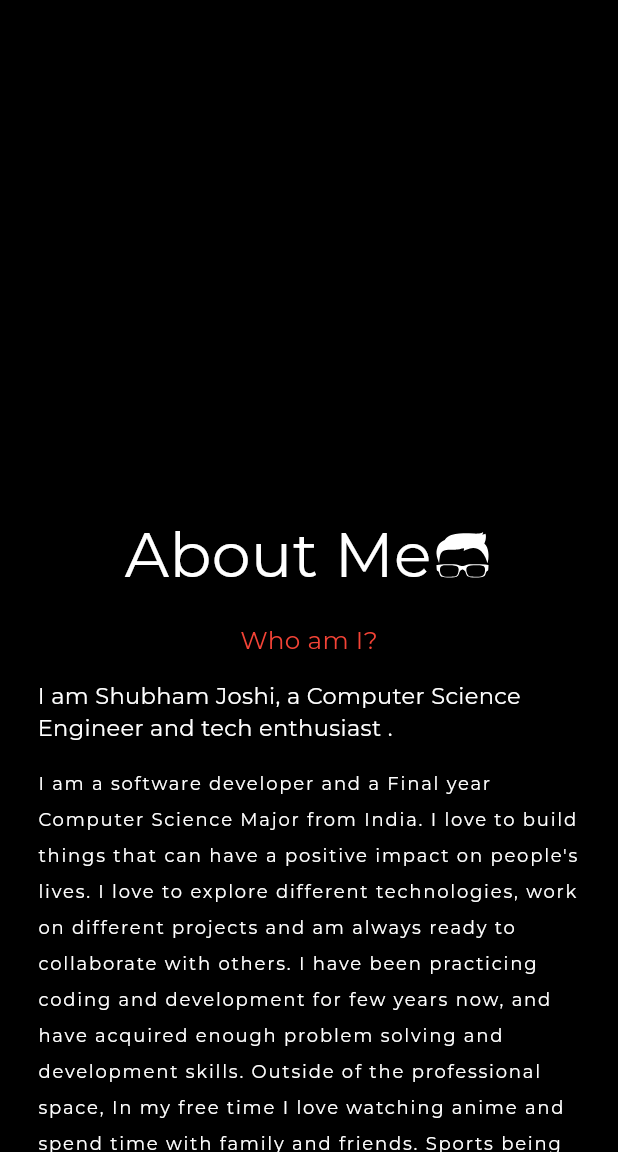
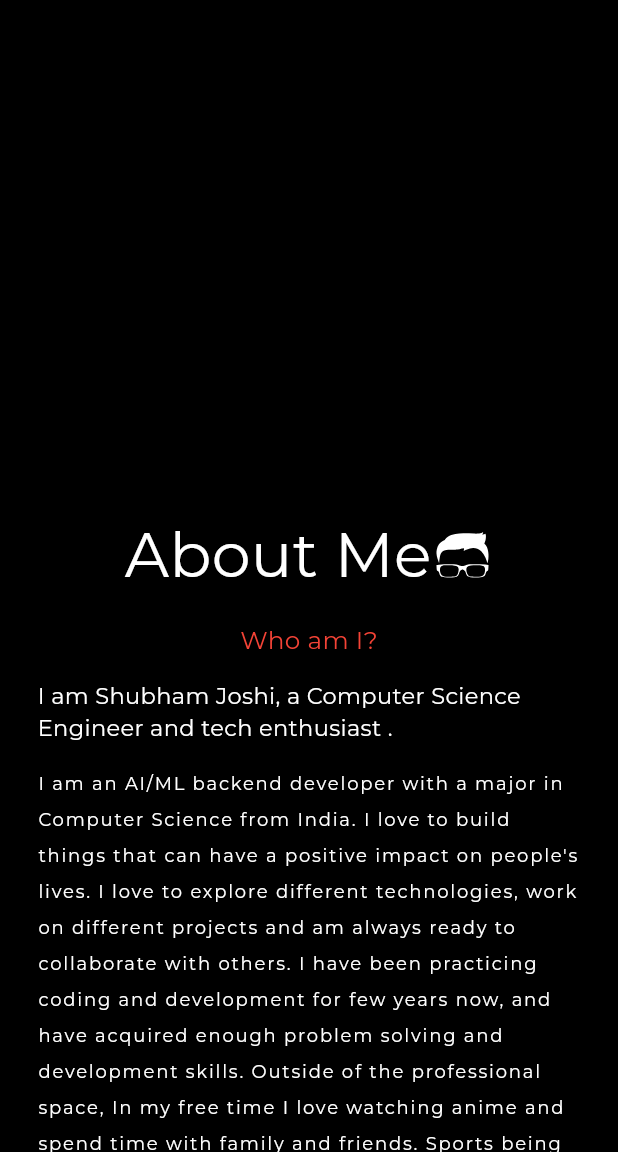
Before and after one commit to Shubhamjoshi301/portfolio_flutter_website, a Flutter app: the screen it shows after launch, scrolled down 576 dp, on a phone screen of 412 x 824 dp, the part 84-1236 px from its top. Run offline on Flutter 3.47's test engine with Material 3 defaults, Android fonts, the phone set to English and light mode, and no system bars; drawn by our look-alikes of scrollable_positioned_list; our stand-ins replace animated_text_kit, carousel_slider, flutter_svg, google_fonts, responsive_builder, url_launcher_web; network calls fail.

Commit message:
updated about

```diff
--- a/lib/main.dart
+++ b/lib/main.dart
@@ -48,7 +48,7 @@ class _MyAppState extends State<MyApp> {
   @override
   Widget build(BuildContext context) {
     return MaterialApp(
-      title: 'Shubham Joshi | Portfolio new',
+      title: 'Shubham Joshi | Portfolio',
       debugShowCheckedModeBanner: false,
       darkTheme: _darkTheme,
       theme: _lightTheme,
--- a/lib/screens/about/about_phone.dart
+++ b/lib/screens/about/about_phone.dart
@@ -96,7 +96,7 @@ class AboutPhone extends StatelessWidget {
                   height: 15,
                 ),
                 AdaptiveText(
-                  "I am a software developer and a Final year Computer Science Major from India. I love to build things that can have a positive impact on people's lives. I love to explore different technologies, work on different projects and am always ready to collaborate with others. I have been practicing coding and development for few years now, and have acquired enough problem solving and development skills. Outside of the professional space, In my free time I love watching anime and spend time with family and friends. Sports being an unseparable things along with some good music is what keeps me sane and active after hours of screen time. I enjoy solving real life problems and building cross-platform applications. So feel free to connect with me, and make earth a better place to live by collaborating on some really cool and helpfull projects.",
+                  "I am an AI/ML backend developer with a major in Computer Science from India. I love to build things that can have a positive impact on people's lives. I love to explore different technologies, work on different projects and am always ready to collaborate with others. I have been practicing coding and development for few years now, and have acquired enough problem solving and development skills. Outside of the professional space, In my free time I love watching anime and spend time with family and friends. Sports being an unseparable things along with some good music is what keeps me sane and active after hours of screen time. I enjoy solving real life problems and building cross-platform applications. So feel free to connect with me, and make earth a better place to live by collaborating on some really cool and helpfull projects.",
                   style: GoogleFonts.montserrat().copyWith(
                     letterSpacing: 1.2,
                     height: 2,
```
